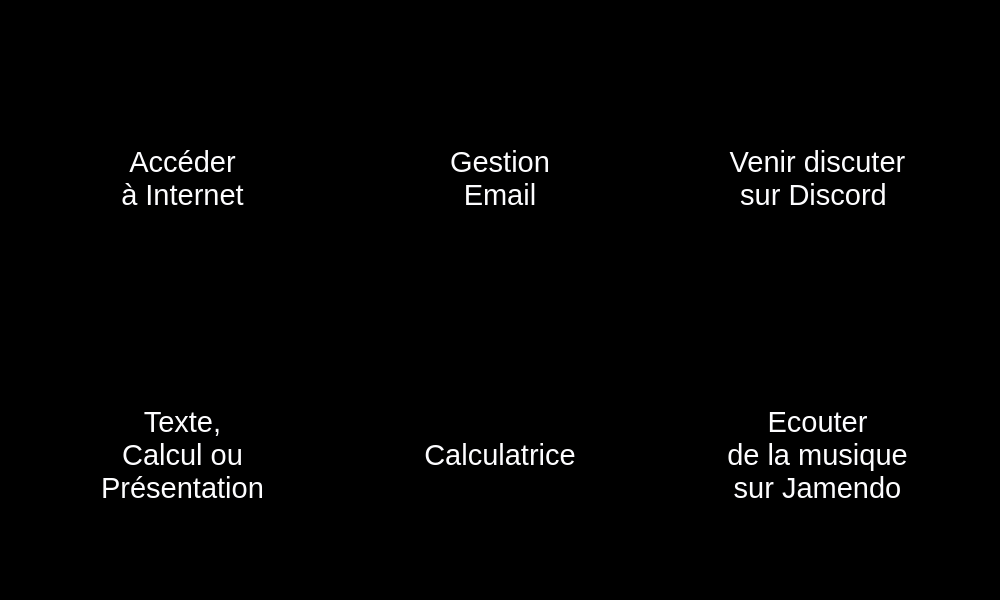
Old version of the form src/mainwindow.ui in the repository Heficience/Heficience-menu.
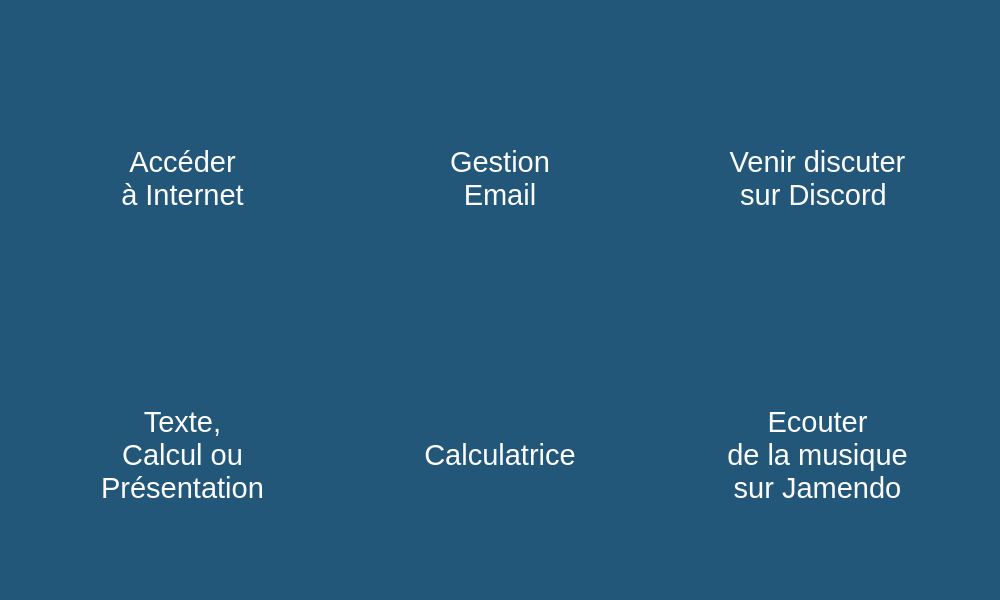
New version of the form. Icons and pictures are not drawn.

Patch:
```diff
--- a/src/mainwindow.ui
+++ b/src/mainwindow.ui
@@ -37,9 +37,9 @@
      <colorrole role="Button">
       <brush brushstyle="SolidPattern">
        <color alpha="255">
-        <red>0</red>
-        <green>0</green>
-        <blue>0</blue>
+        <red>34</red>
+        <green>87</green>
+        <blue>122</blue>
        </color>
       </brush>
      </colorrole>
@@ -109,18 +109,18 @@
      <colorrole role="Base">
       <brush brushstyle="SolidPattern">
        <color alpha="255">
-        <red>0</red>
-        <green>0</green>
-        <blue>0</blue>
+        <red>34</red>
+        <green>87</green>
+        <blue>122</blue>
        </color>
       </brush>
      </colorrole>
      <colorrole role="Window">
       <brush brushstyle="SolidPattern">
        <color alpha="255">
-        <red>0</red>
-        <green>0</green>
-        <blue>0</blue>
+        <red>34</red>
+        <green>87</green>
+        <blue>122</blue>
        </color>
       </brush>
      </colorrole>
@@ -201,9 +201,9 @@
      <colorrole role="Button">
       <brush brushstyle="SolidPattern">
        <color alpha="255">
-        <red>0</red>
-        <green>0</green>
-        <blue>0</blue>
+        <red>34</red>
+        <green>87</green>
+        <blue>122</blue>
        </color>
       </brush>
      </colorrole>
@@ -273,18 +273,18 @@
      <colorrole role="Base">
       <brush brushstyle="SolidPattern">
        <color alpha="255">
-        <red>0</red>
-        <green>0</green>
-        <blue>0</blue>
+        <red>34</red>
+        <green>87</green>
+        <blue>122</blue>
        </color>
       </brush>
      </colorrole>
      <colorrole role="Window">
       <brush brushstyle="SolidPattern">
        <color alpha="255">
-        <red>0</red>
-        <green>0</green>
-        <blue>0</blue>
+        <red>34</red>
+        <green>87</green>
+        <blue>122</blue>
        </color>
       </brush>
      </colorrole>
@@ -365,9 +365,9 @@
      <colorrole role="Button">
       <brush brushstyle="SolidPattern">
        <color alpha="255">
-        <red>0</red>
-        <green>0</green>
-        <blue>0</blue>
+        <red>34</red>
+        <green>87</green>
+        <blue>122</blue>
        </color>
       </brush>
      </colorrole>
@@ -437,18 +437,18 @@
      <colorrole role="Base">
       <brush brushstyle="SolidPattern">
        <color alpha="255">
-        <red>0</red>
-        <green>0</green>
-        <blue>0</blue>
+        <red>34</red>
+        <green>87</green>
+        <blue>122</blue>
        </color>
       </brush>
      </colorrole>
      <colorrole role="Window">
       <brush brushstyle="SolidPattern">
        <color alpha="255">
-        <red>0</red>
-        <green>0</green>
-        <blue>0</blue>
+        <red>34</red>
+        <green>87</green>
+        <blue>122</blue>
        </color>
       </brush>
      </colorrole>
@@ -535,7 +535,7 @@
    <bool>false</bool>
   </property>
   <property name="styleSheet">
-   <string notr="true">background-color:rgb(0, 0, 0);</string>
+   <string notr="true">background:#22577A</string>
   </property>
   <property name="unifiedTitleAndToolBarOnMac">
    <bool>false</bool>
@@ -625,9 +625,9 @@
             <colorrole role="Button">
              <brush brushstyle="SolidPattern">
               <color alpha="255">
-               <red>0</red>
-               <green>88</green>
-               <blue>132</blue>
+               <red>56</red>
+               <green>163</green>
+               <blue>165</blue>
               </color>
              </brush>
             </colorrole>
@@ -652,18 +652,18 @@
             <colorrole role="Base">
              <brush brushstyle="SolidPattern">
               <color alpha="255">
-               <red>0</red>
-               <green>88</green>
-               <blue>132</blue>
+               <red>56</red>
+               <green>163</green>
+               <blue>165</blue>
               </color>
              </brush>
             </colorrole>
             <colorrole role="Window">
              <brush brushstyle="SolidPattern">
               <color alpha="255">
-               <red>0</red>
-               <green>88</green>
-               <blue>132</blue>
+               <red>56</red>
+               <green>163</green>
+               <blue>165</blue>
               </color>
              </brush>
             </colorrole>
@@ -699,9 +699,9 @@
             <colorrole role="Button">
              <brush brushstyle="SolidPattern">
               <color alpha="255">
-               <red>0</red>
-               <green>88</green>
-               <blue>132</blue>
+               <red>56</red>
+               <green>163</green>
+               <blue>165</blue>
               </color>
              </brush>
             </colorrole>
@@ -726,18 +726,18 @@
             <colorrole role="Base">
              <brush brushstyle="SolidPattern">
               <color alpha="255">
-               <red>0</red>
-               <green>88</green>
-               <blue>132</blue>
+               <red>56</red>
+               <green>163</green>
+               <blue>165</blue>
               </color>
              </brush>
             </colorrole>
             <colorrole role="Window">
              <brush brushstyle="SolidPattern">
               <color alpha="255">
-               <red>0</red>
-               <green>88</green>
-               <blue>132</blue>
+               <red>56</red>
+               <green>163</green>
+               <blue>165</blue>
               </color>
              </brush>
             </colorrole>
@@ -773,9 +773,9 @@
             <colorrole role="Button">
              <brush brushstyle="SolidPattern">
               <color alpha="255">
-               <red>0</red>
-               <green>88</green>
-               <blue>132</blue>
+               <red>56</red>
+               <green>163</green>
+               <blue>165</blue>
               </color>
              </brush>
             </colorrole>
@@ -800,18 +800,18 @@
             <colorrole role="Base">
              <brush brushstyle="SolidPattern">
               <color alpha="255">
-               <red>0</red>
-               <green>88</green>
-               <blue>132</blue>
+               <red>56</red>
+               <green>163</green>
+               <blue>165</blue>
               </color>
              </brush>
             </colorrole>
             <colorrole role="Window">
              <brush brushstyle="SolidPattern">
               <color alpha="255">
-               <red>0</red>
-               <green>88</green>
-               <blue>132</blue>
+               <red>56</red>
+               <green>163</green>
+               <blue>165</blue>
               </color>
              </brush>
             </colorrole>
```
Left out of the diff: 4 changed lines with no effect on the pictures.
